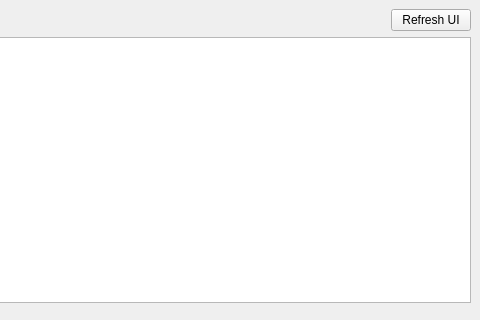
The window that src/qt_ui/game_instance.ui (theval-s/LiGMA) describes before a commit, drawn with Qt 5; both pictures show x 251 to 731 and y 0 to 320 of the 731 by 554 pixel window.
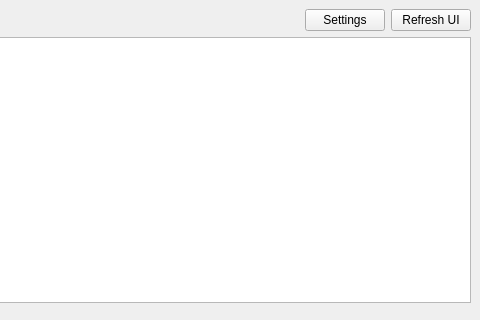
The same window after the commit.

Commit message: UserConfig and InstanceOptions classes initial implementation

```diff
--- a/src/qt_ui/game_instance.ui
+++ b/src/qt_ui/game_instance.ui
@@ -37,6 +37,13 @@
         </property>
        </spacer>
       </item>
+      <item>
+       <widget class="QPushButton" name="settingsButton">
+        <property name="text">
+         <string>Settings</string>
+        </property>
+       </widget>
+      </item>
       <item>
        <widget class="QPushButton" name="refreshUiButton">
         <property name="text">
```
Left out of the diff: 35 changed lines with no effect on the pictures. The commit also changes 19 other files.
